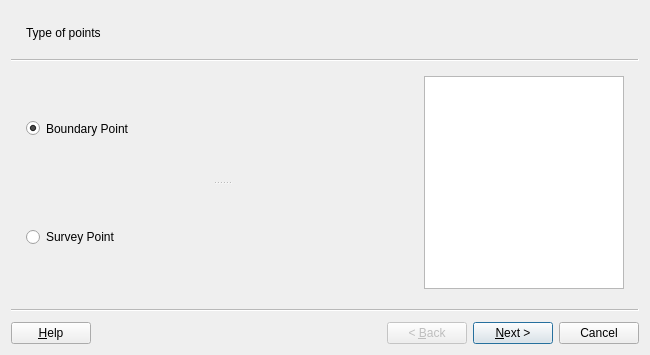
The window that asistente_ladm_col/ui/wiz_add_points_cadastre.ui (SwissTierrasColombia/Asistente-LADM-COL) describes before a commit, drawn with Qt 5.
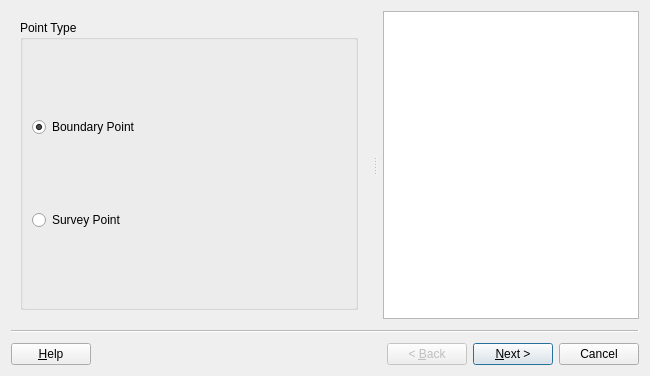
The same window after the commit.

Commit message: Add splitter for add_points wizard

```diff
--- a/asistente_ladm_col/ui/wiz_add_points_cadastre.ui
+++ b/asistente_ladm_col/ui/wiz_add_points_cadastre.ui
@@ -7,7 +7,7 @@
     <x>0</x>
     <y>0</y>
     <width>650</width>
-    <height>355</height>
+    <height>376</height>
    </rect>
   </property>
   <property name="cursor">
@@ -21,14 +21,54 @@
   </property>
   <widget class="QWizardPage" name="wizardPage1">
    <property name="subTitle">
-    <string>Type of points</string>
+    <string/>
    </property>
    <layout class="QGridLayout" name="gridLayout">
+    <property name="margin">
+     <number>0</number>
+    </property>
     <item row="0" column="0">
      <widget class="QSplitter" name="splitter">
+      <property name="sizePolicy">
+       <sizepolicy hsizetype="Expanding" vsizetype="Expanding">
+        <horstretch>0</horstretch>
+        <verstretch>0</verstretch>
+       </sizepolicy>
+      </property>
+      <property name="orientation">
+       <enum>Qt::Horizontal</enum>
+      </property>
+      <property name="handleWidth">
+       <number>16</number>
+      </property>
+      <widget class="QFrame" name="frame">
+       <property name="sizePolicy">
+        <sizepolicy hsizetype="Expanding" vsizetype="Expanding">
+         <horstretch>2</horstretch>
+         <verstretch>0</verstretch>
+        </sizepolicy>
+       </property>
+       <layout class="QGridLayout" name="gridLayout_4">
+        <item row="0" column="0">
+         <widget class="QGroupBox" name="gbx_page_1">
+          <property name="title">
+           <string>Point Type</string>
+          </property>
+          <layout class="QGridLayout" name="gridLayout_3">
+           <item row="0" column="0">
+            <spacer name="verticalSpacer_2">
       <property name="orientation">
        <enum>Qt::Vertical</enum>
       </property>
+             <property name="sizeHint" stdset="0">
+              <size>
+               <width>20</width>
+               <height>40</height>
+              </size>
+             </property>
+            </spacer>
+           </item>
+           <item row="1" column="0">
       <widget class="QRadioButton" name="rad_boundary_point">
        <property name="text">
         <string>Boundary Point</string>
@@ -37,6 +77,8 @@
         <bool>true</bool>
        </property>
       </widget>
+           </item>
+           <item row="3" column="0">
       <widget class="QRadioButton" name="rad_survey_point">
        <property name="enabled">
         <bool>true</bool>
@@ -45,23 +87,52 @@
         <string>Survey Point</string>
        </property>
       </widget>
-     </widget>
-    </item>
-    <item row="0" column="1">
+           </item>
+           <item row="2" column="0">
+            <spacer name="verticalSpacer">
+             <property name="orientation">
+              <enum>Qt::Vertical</enum>
+             </property>
+             <property name="sizeHint" stdset="0">
+              <size>
+               <width>20</width>
+               <height>40</height>
+              </size>
+             </property>
+            </spacer>
+           </item>
+           <item row="4" column="0">
+            <spacer name="verticalSpacer_3">
+             <property name="orientation">
+              <enum>Qt::Vertical</enum>
+             </property>
+             <property name="sizeHint" stdset="0">
+              <size>
+               <width>20</width>
+               <height>40</height>
+              </size>
+             </property>
+            </spacer>
+           </item>
+          </layout>
+         </widget>
+        </item>
+       </layout>
+      </widget>
      <widget class="QTextBrowser" name="txt_help_page_1">
-      <property name="maximumSize">
-       <size>
-        <width>200</width>
-        <height>16777215</height>
-       </size>
-      </property>
-      <property name="html">
-       <string>&lt;!DOCTYPE HTML PUBLIC &quot;-//W3C//DTD HTML 4.0//EN&quot; &quot;http://www.w3.org/TR/REC-html40/strict.dtd&quot;&gt;
-&lt;html&gt;&lt;head&gt;&lt;meta name=&quot;qrichtext&quot; content=&quot;1&quot; /&gt;&lt;style type=&quot;text/css&quot;&gt;
-p, li { white-space: pre-wrap; }
-&lt;/style&gt;&lt;/head&gt;&lt;body style=&quot; font-family:'Ubuntu'; font-size:11pt; font-weight:400; font-style:normal;&quot;&gt;
-&lt;p style=&quot;-qt-paragraph-type:empty; margin-top:0px; margin-bottom:0px; margin-left:0px; margin-right:0px; -qt-block-indent:0; text-indent:0px;&quot;&gt;&lt;br /&gt;&lt;/p&gt;&lt;/body&gt;&lt;/html&gt;</string>
-      </property>
+       <property name="sizePolicy">
+        <sizepolicy hsizetype="Expanding" vsizetype="Expanding">
+         <horstretch>0</horstretch>
+         <verstretch>0</verstretch>
+        </sizepolicy>
+       </property>
+       <property name="accessibleName">
+        <string/>
+       </property>
+       <property name="openLinks">
+        <bool>false</bool>
+       </property>
+      </widget>
      </widget>
     </item>
    </layout>
```
Left out of the diff: 179 changed lines with no effect on the pictures. Lines whose indentation alone changed are shown as unchanged. The commit also changes 1 other file.
